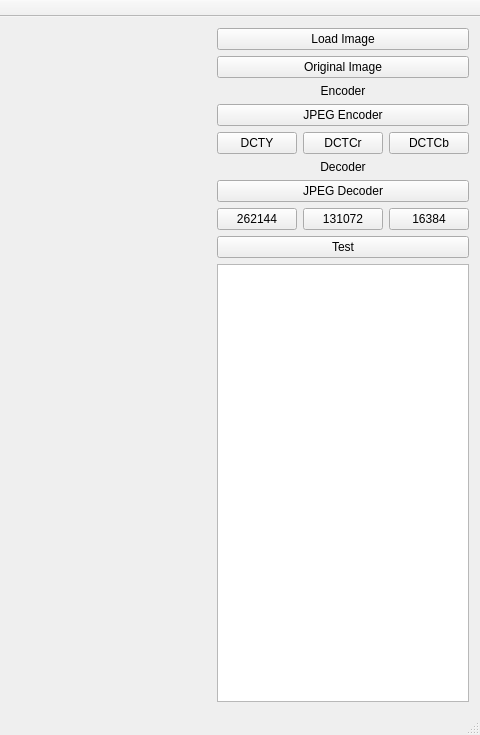
Qt form Assignment 2/Assignment 2 Code/Assignment 2 Code/Assignment2Code.ui (jingyangcarl/CSCI576) before a commit; both pictures show x 711 to 1191 and y 0 to 735 of the 1191 by 735 pixel window.
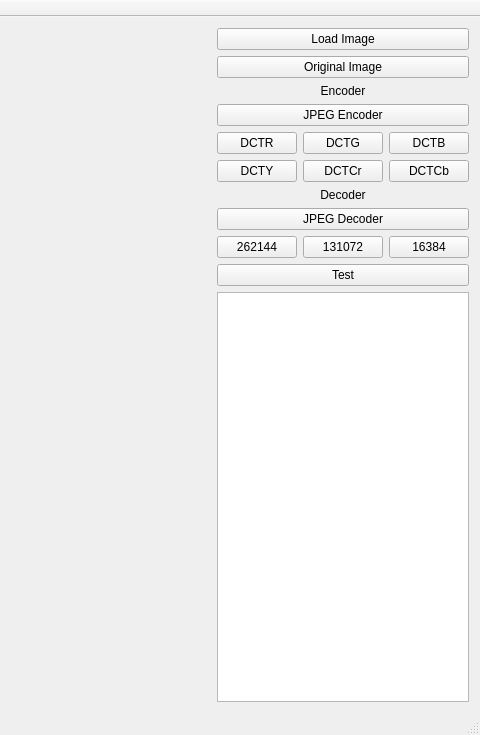
The same form after that commit.

Commit message: Add PushButtonShowDCTR, PushButtonShowDCTG, PushButtonShowDCTB for JPEG Encoder

Diff of the .ui file:
```diff
--- a/Assignment 2/Assignment 2 Code/Assignment 2 Code/Assignment2Code.ui
+++ b/Assignment 2/Assignment 2 Code/Assignment 2 Code/Assignment2Code.ui
@@ -31,30 +31,33 @@
     </item>
     <item row="0" column="1">
      <layout class="QGridLayout" name="gridLayout_control">
-      <item row="4" column="0">
-       <widget class="QPushButton" name="pushButton_dcty">
+      <item row="8" column="1">
+       <widget class="QPushButton" name="pushButton_131072">
         <property name="text">
-         <string>DCTY</string>
+         <string>131072</string>
         </property>
        </widget>
       </item>
-      <item row="4" column="1">
-       <widget class="QPushButton" name="pushButton_dctcr">
+      <item row="6" column="0" colspan="3">
+       <widget class="QLabel" name="label_3">
         <property name="text">
-         <string>DCTCr</string>
+         <string>Decoder</string>
         </property>
-       </widget>
-      </item>
-      <item row="8" column="0" colspan="3">
-       <widget class="QPushButton" name="pushButton_test">
-        <property name="text">
-         <string>Test</string>
+        <property name="alignment">
+         <set>Qt::AlignCenter</set>
         </property>
        </widget>
       </item>
-      <item row="9" column="0" colspan="3">
+      <item row="10" column="0" colspan="3">
        <widget class="QTextBrowser" name="textBrowser_output"/>
       </item>
+      <item row="8" column="2">
+       <widget class="QPushButton" name="pushButton_16384">
+        <property name="text">
+         <string>16384</string>
+        </property>
+       </widget>
+      </item>
       <item row="3" column="0" colspan="3">
        <widget class="QPushButton" name="pushButton_jpeg_encoder">
         <property name="text">
@@ -62,13 +65,17 @@
         </property>
        </widget>
       </item>
-      <item row="2" column="0" colspan="3">
-       <widget class="QLabel" name="label_2">
+      <item row="5" column="1">
+       <widget class="QPushButton" name="pushButton_dctcr">
         <property name="text">
-         <string>Encoder</string>
+         <string>DCTCr</string>
         </property>
-        <property name="alignment">
-         <set>Qt::AlignCenter</set>
+       </widget>
+      </item>
+      <item row="5" column="2">
+       <widget class="QPushButton" name="pushButton_dctcb">
+        <property name="text">
+         <string>DCTCb</string>
         </property>
        </widget>
       </item>
@@ -79,23 +86,6 @@
         </property>
        </widget>
       </item>
-      <item row="4" column="2">
-       <widget class="QPushButton" name="pushButton_dctcb">
-        <property name="text">
-         <string>DCTCb</string>
-        </property>
-       </widget>
-      </item>
-      <item row="5" column="0" colspan="3">
-       <widget class="QLabel" name="label_3">
-        <property name="text">
-         <string>Decoder</string>
-        </property>
-        <property name="alignment">
-         <set>Qt::AlignCenter</set>
-        </property>
-       </widget>
-      </item>
       <item row="1" column="0" colspan="3">
        <widget class="QPushButton" name="pushButton_original_image">
         <property name="text">
@@ -103,31 +93,62 @@
         </property>
        </widget>
       </item>
-      <item row="6" column="0" colspan="3">
-       <widget class="QPushButton" name="pushButton_jpeg_decoder">
+      <item row="9" column="0" colspan="3">
+       <widget class="QPushButton" name="pushButton_test">
         <property name="text">
-         <string>JPEG Decoder</string>
+         <string>Test</string>
         </property>
        </widget>
       </item>
-      <item row="7" column="0">
+      <item row="8" column="0">
        <widget class="QPushButton" name="pushButton_262144">
         <property name="text">
          <string>262144</string>
         </property>
        </widget>
       </item>
-      <item row="7" column="1">
-       <widget class="QPushButton" name="pushButton_131072">
+      <item row="7" column="0" colspan="3">
+       <widget class="QPushButton" name="pushButton_jpeg_decoder">
         <property name="text">
-         <string>131072</string>
+         <string>JPEG Decoder</string>
         </property>
        </widget>
       </item>
-      <item row="7" column="2">
-       <widget class="QPushButton" name="pushButton_16384">
+      <item row="5" column="0">
+       <widget class="QPushButton" name="pushButton_dcty">
         <property name="text">
-         <string>16384</string>
+         <string>DCTY</string>
+        </property>
+       </widget>
+      </item>
+      <item row="2" column="0" colspan="3">
+       <widget class="QLabel" name="label_2">
+        <property name="text">
+         <string>Encoder</string>
+        </property>
+        <property name="alignment">
+         <set>Qt::AlignCenter</set>
+        </property>
+       </widget>
+      </item>
+      <item row="4" column="0">
+       <widget class="QPushButton" name="pushButton_dctr">
+        <property name="text">
+         <string>DCTR</string>
+        </property>
+       </widget>
+      </item>
+      <item row="4" column="1">
+       <widget class="QPushButton" name="pushButton_dctg">
+        <property name="text">
+         <string>DCTG</string>
+        </property>
+       </widget>
+      </item>
+      <item row="4" column="2">
+       <widget class="QPushButton" name="pushButton_dctb">
+        <property name="text">
+         <string>DCTB</string>
         </property>
        </widget>
       </item>
```
The commit also changes 27 other files.
